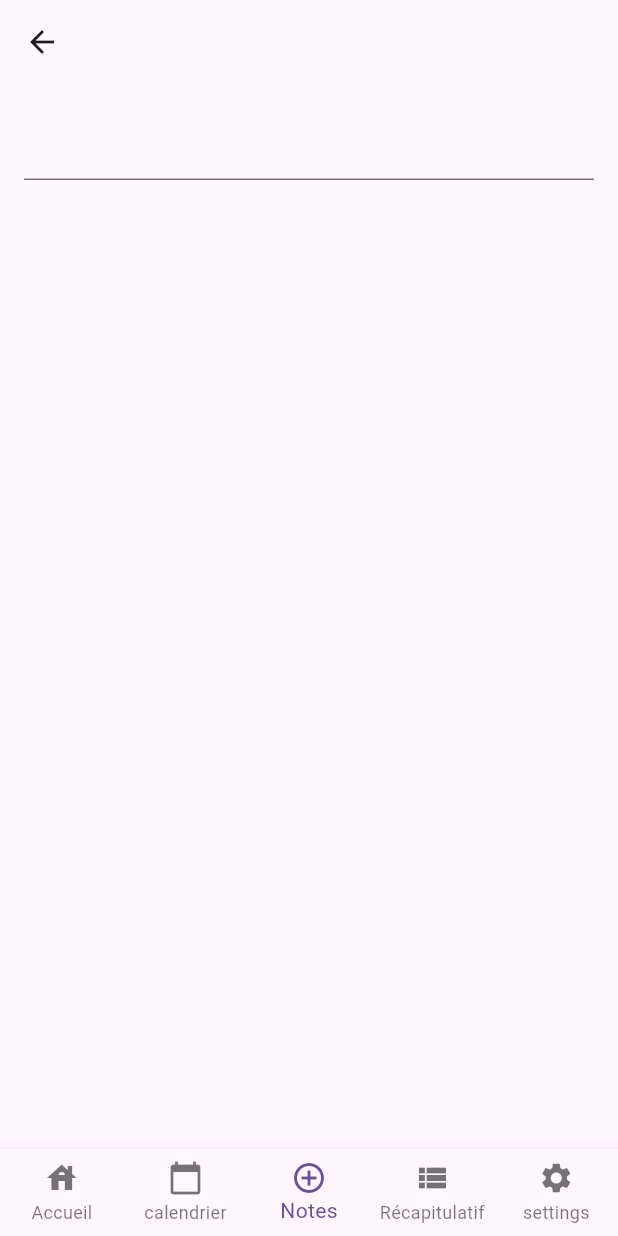
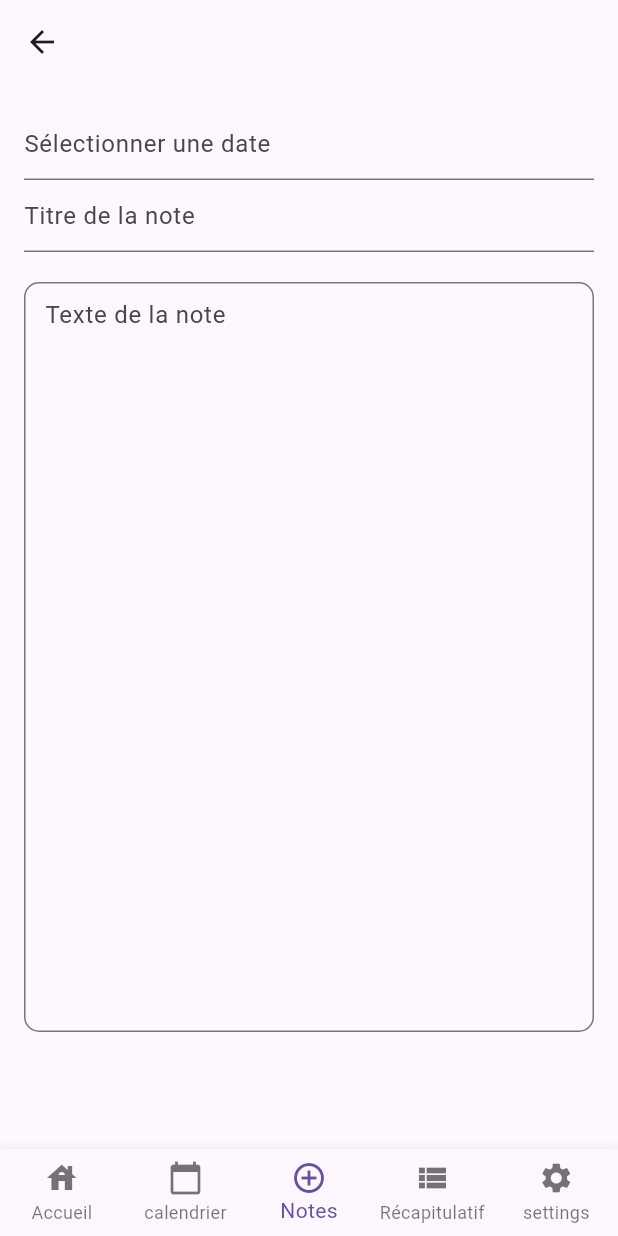
Before and after one commit to ThomasVly/Projet-F, a Flutter app: the NavBar screen opened directly, item 3 of the bottom bar chosen, on a phone screen of 412 x 824 dp. Run offline on Flutter 3.47's test engine with Material 3 defaults, Android fonts, the phone set to English and light mode, and no system bars; our stand-ins replace shared_preferences, table_calendar; missing offline and left inert: dart:html; accounts and stored records are empty.

Commit message:
TextFields for notes

```diff
--- a/lib/classes/notes.dart
+++ b/lib/classes/notes.dart
@@ -13,17 +13,21 @@ class Notes extends StatefulWidget {
 }
 
 class _NotesState extends State<Notes> {
-  late TextEditingController _controller;
+  late TextEditingController _controllertitre;
+  late TextEditingController _controllertexte;
+  DateTime? _selectedDate;
 
   @override
   void initState() {
     super.initState();
-    _controller = TextEditingController();
+    _controllertitre = TextEditingController();
+    _controllertexte = TextEditingController();
   }
 
   @override
   void dispose() {
-    _controller.dispose();
+    _controllertitre.dispose();
+    _controllertexte.dispose();
     super.dispose();
   }
 
@@ -34,8 +38,54 @@ class _NotesState extends State<Notes> {
         padding: const EdgeInsets.all(16.0),
         child: Column(
           children: <Widget>[
+            TextFormField(
+              readOnly: true,
+              onTap: () async {
+                final DateTime? picked = await showDatePicker(
+                  context: context,
+                  initialDate: _selectedDate ?? DateTime.now(),
+                  firstDate: DateTime(2000),
+                  lastDate: DateTime(2101),
+                );
+                if (picked != null && picked != _selectedDate) {
+                  setState(() {
+                    _selectedDate = picked;
+                  });
+                }
+              },
+              controller: TextEditingController(
+                text: _selectedDate != null
+                    ? '${_selectedDate!.day}/${_selectedDate!.month}/${_selectedDate!.year}'
+                    : '',
+              ),
+              decoration: InputDecoration(
+                hintText: 'Sélectionner une date',
+              ),
+            ),
             TextField(
-              controller: _controller,
+              controller: _controllertitre,
+              decoration: InputDecoration(
+                hintText: 'Titre de la note',
+              ),
+              onSubmitted: (String value) {
+                debugPrint(value);
+              },
+            ),
+            SizedBox(height : 20),
+            TextField(
+              controller: _controllertexte,
+              maxLines: 20,
+              decoration: InputDecoration(
+                hintText: 'Texte de la note',
+                // Vous pouvez utiliser le style pour définir la taille de la police
+                hintStyle: TextStyle(fontSize: 16.0), // Taille de la police
+                // Vous pouvez utiliser contentPadding pour définir le remplissage du contenu
+                contentPadding: EdgeInsets.all(10.0), // Remplissage du contenu
+                // Vous pouvez utiliser border pour définir le style de la bordure
+                border: OutlineInputBorder(
+                  borderRadius: BorderRadius.circular(10.0), // Rayon de la bordure
+                ),
+              ),
               onSubmitted: (String value) {
                 debugPrint(value);
               },
```
